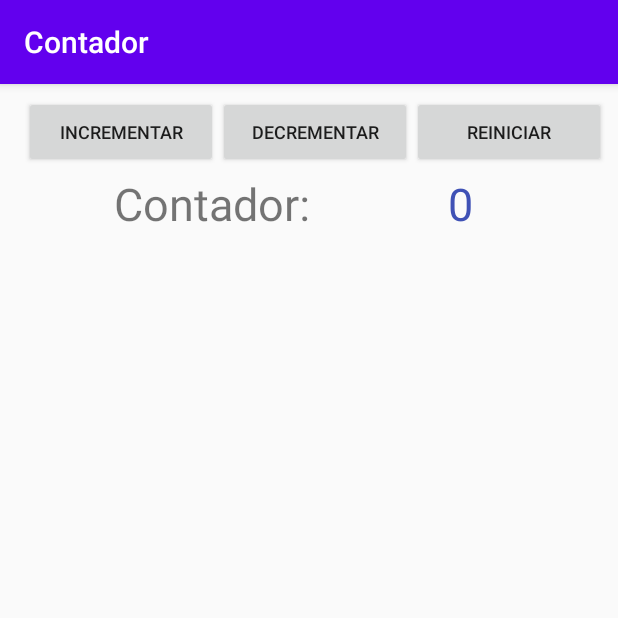
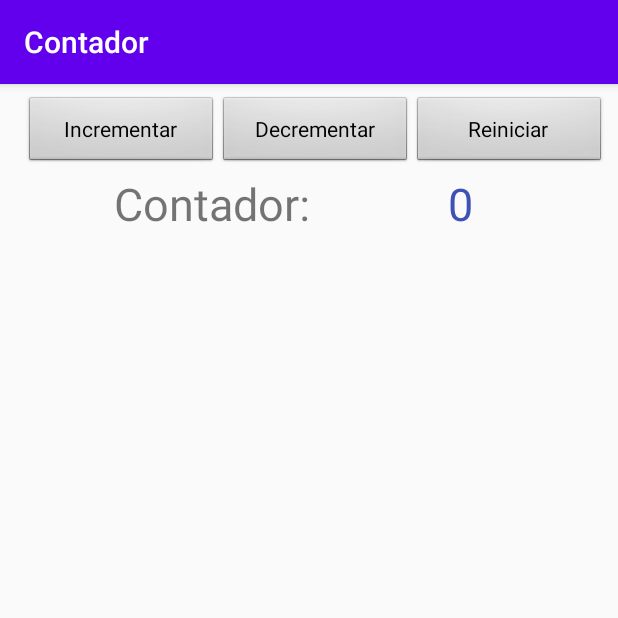
Before and after one commit to coreJesusTriano/android.curso.contador, an Android app: the screen it shows after launch (MainActivity), on a phone screen of 412 x 824 dp, the top half of it. Run offline under Robolectric (Android 15) with nearby library versions, the phone set to English and light mode, and no system bars.

Commit message:
Cambiando estilo a los botones

```diff
--- a/app/src/main/res/layout/activity_main.xml
+++ b/app/src/main/res/layout/activity_main.xml
@@ -25,33 +25,33 @@
 
             <Button
                 android:id="@+id/button-increment"
-                style="@style/Widget.AppCompat.Button"
+                style="@android:style/Widget.Button"
                 android:layout_width="0dp"
                 android:layout_height="wrap_content"
                 android:layout_weight="1"
                 android:onClick="increment"
                 android:text="@string/increment"
-                android:textSize="12sp" />
+                android:textSize="14sp" />
 
             <Button
                 android:id="@+id/button-decrement"
-                style="@style/Widget.AppCompat.Button"
+                style="@android:style/Widget.Button"
                 android:layout_width="0dp"
                 android:layout_height="wrap_content"
                 android:layout_weight="1"
                 android:onClick="decrement"
                 android:text="@string/decrement"
-                android:textSize="12sp" />
+                android:textSize="14sp" />
 
             <Button
                 android:id="@+id/button-reset"
-                style="@style/Widget.AppCompat.Button"
+                style="@android:style/Widget.Button"
                 android:layout_width="0dp"
                 android:layout_height="wrap_content"
                 android:layout_weight="1"
                 android:onClick="reset"
                 android:text="@string/reset"
-                android:textSize="12sp" />
+                android:textSize="14sp" />
         </TableRow>
 
         <TableRow
```
